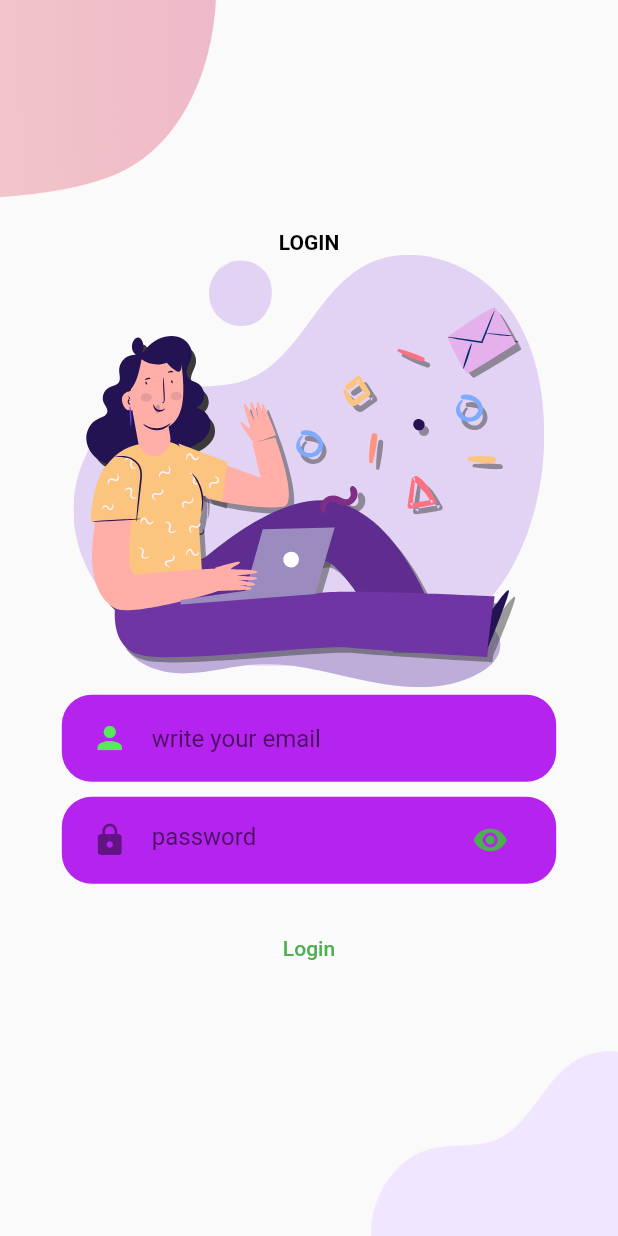
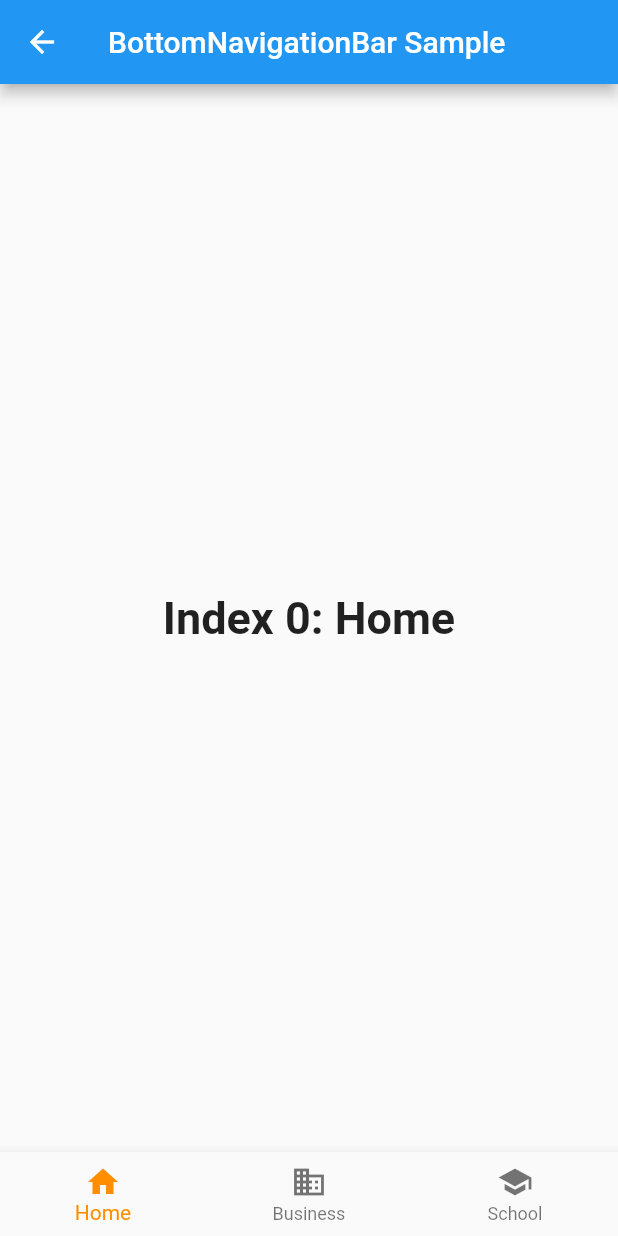
Before and after one commit to developython14/right_app_mobile, a Flutter app: the screen it shows after launch, on a phone screen of 412 x 824 dp. Run offline on Flutter 3.47's test engine with Material 2 defaults, Android fonts, the phone set to English and light mode, and no system bars; our stand-ins replace flutter_svg.

Commit message:
start design start app and logging

```diff
--- a/lib/main.dart
+++ b/lib/main.dart
@@ -1,11 +1,13 @@
 import 'package:flutter/material.dart';
 import 'package:right_saudi/pages/start.dart';
 import 'package:right_saudi/pages/login_screen/login.dart';
+import 'package:right_saudi/test.dart';
 
 void main() {
   runApp(
-      MaterialApp(title: 'mustapha belkassem ', initialRoute: '/mus', routes: {
+      MaterialApp(title: 'mustapha belkassem ', initialRoute: '/test', routes: {
     '/': (context) => const welecome(),
     '/mus': (context) => const login_screen(),
+    '/test': (context) => const MyStatefulWidget(),
   }));
 }
--- /dev/null
+++ b/lib/test.dart
@@ -0,0 +1,65 @@
+import 'package:flutter/material.dart';
+
+class MyStatefulWidget extends StatefulWidget {
+  const MyStatefulWidget({Key? key}) : super(key: key);
+
+  @override
+  State<MyStatefulWidget> createState() => _MyStatefulWidgetState();
+}
+
+class _MyStatefulWidgetState extends State<MyStatefulWidget> {
+  int _selectedIndex = 0;
+  static const TextStyle optionStyle =
+      TextStyle(fontSize: 30, fontWeight: FontWeight.bold);
+  static const List<Widget> _widgetOptions = <Widget>[
+    Text(
+      'Index 0: Home',
+      style: optionStyle,
+    ),
+    Text(
+      'Index 1: Business',
+      style: optionStyle,
+    ),
+    Text(
+      'Index 2: School',
+      style: optionStyle,
+    ),
+  ];
+
+  void _onItemTapped(int index) {
+    setState(() {
+      _selectedIndex = index;
+    });
+  }
+
+  @override
+  Widget build(BuildContext context) {
+    return Scaffold(
+      appBar: AppBar(
+        title: const Text('BottomNavigationBar Sample'),
+      ),
+      body: Center(
+        child: _widgetOptions.elementAt(_selectedIndex),
+      ),
+      bottomNavigationBar: BottomNavigationBar(
+        items: const <BottomNavigationBarItem>[
+          BottomNavigationBarItem(
+            icon: Icon(Icons.home),
+            label: 'Home',
+          ),
+          BottomNavigationBarItem(
+            icon: Icon(Icons.business),
+            label: 'Business',
+          ),
+          BottomNavigationBarItem(
+            icon: Icon(Icons.school),
+            label: 'School',
+          ),
+        ],
+        currentIndex: _selectedIndex,
+        selectedItemColor: Colors.amber[800],
+        onTap: _onItemTapped,
+      ),
+    );
+  }
+}
```
